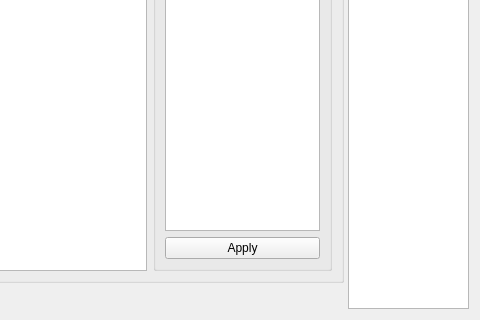
Old version of the form applications/cfactor/widgets/aj_correction.ui in the repository ebrahimraeyat/civilTools; both pictures show x 656 to 1136 and y 562 to 882 of the 1136 by 882 pixel window.
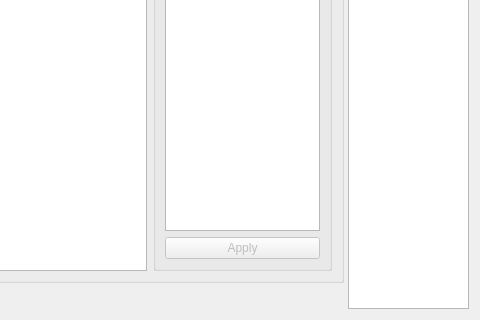
New version of the form.

Commit message: CFACTOR: Adding apply dynamic aj

Diff of the .ui file:
```diff
--- a/applications/cfactor/widgets/aj_correction.ui
+++ b/applications/cfactor/widgets/aj_correction.ui
@@ -183,7 +183,7 @@
               <item>
                <widget class="QPushButton" name="dynamic_apply">
                 <property name="enabled">
-                 <bool>true</bool>
+                 <bool>false</bool>
                 </property>
                 <property name="text">
                  <string>Apply</string>
```
The commit also changes 1 other file.
